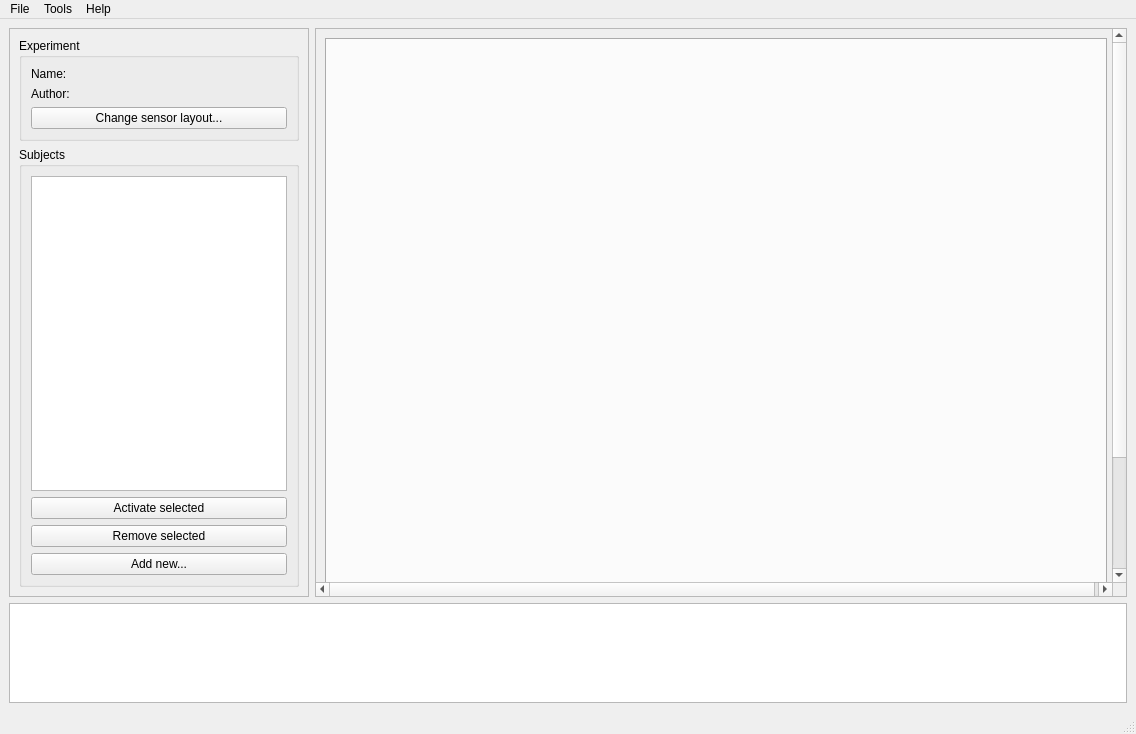
Old version of the form designer_ui_files/mainWindowUi.ui in the repository cibr-jyu/meggie.
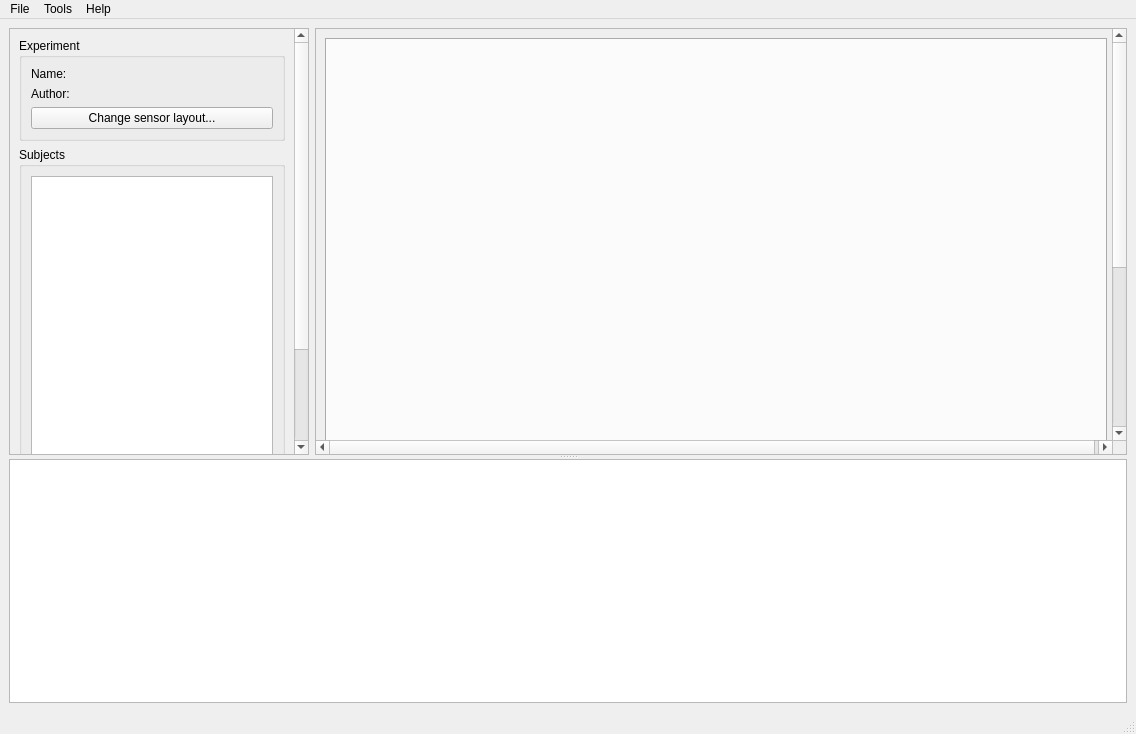
New version of the form.

Commit message: Add splitter to main window

Patch:
```diff
--- a/designer_ui_files/mainWindowUi.ui
+++ b/designer_ui_files/mainWindowUi.ui
@@ -15,10 +15,14 @@
   </property>
   <widget class="QWidget" name="centralwidget">
    <layout class="QGridLayout" name="gridLayout">
-    <property name="sizeConstraint">
-     <enum>QLayout::SetMaximumSize</enum>
-    </property>
-    <item row="0" column="0" rowspan="2">
+    <item row="0" column="0">
+     <widget class="QSplitter" name="splitterTopBottom">
+      <property name="orientation">
+       <enum>Qt::Vertical</enum>
+      </property>
+      <widget class="QWidget" name="gridLayoutWidget">
+       <layout class="QGridLayout" name="gridLayoutTop">
+        <item row="0" column="0">
      <widget class="QScrollArea" name="scrollAreaLeft">
       <property name="minimumSize">
        <size>
@@ -40,8 +44,8 @@
         <rect>
          <x>0</x>
          <y>0</y>
-         <width>298</width>
-         <height>566</height>
+             <width>284</width>
+             <height>550</height>
         </rect>
        </property>
        <property name="minimumSize">
@@ -148,7 +152,7 @@
       </widget>
      </widget>
     </item>
-    <item row="0" column="1" rowspan="2">
+        <item row="0" column="1">
      <widget class="QScrollArea" name="scrollAreaRight">
       <property name="widgetResizable">
        <bool>true</bool>
@@ -201,20 +205,16 @@
       </widget>
      </widget>
     </item>
-    <item row="2" column="0" colspan="2">
+       </layout>
+      </widget>
      <widget class="QTextEdit" name="textEditConsole">
       <property name="minimumSize">
        <size>
         <width>0</width>
-        <height>100</height>
-       </size>
-      </property>
-      <property name="maximumSize">
-       <size>
-        <width>16777215</width>
-        <height>100</height>
-       </size>
-      </property>
+         <height>0</height>
+        </size>
+       </property>
+      </widget>
      </widget>
     </item>
    </layout>
```
Lines whose indentation alone changed are shown as unchanged. The commit also changes 2 other files.
